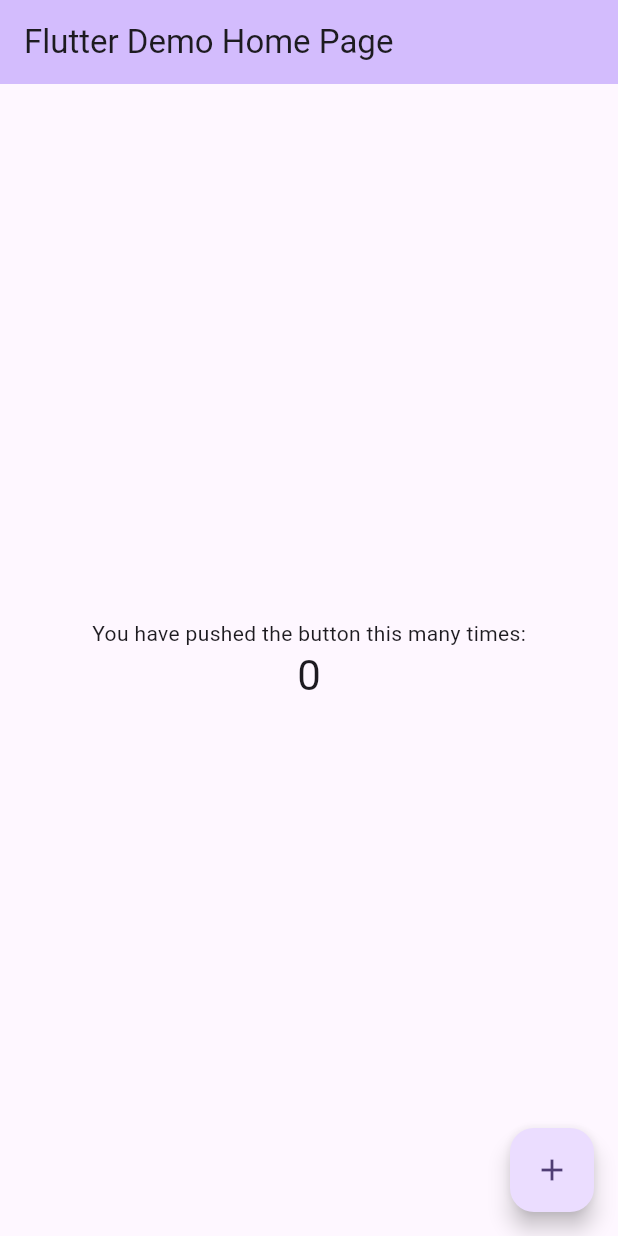
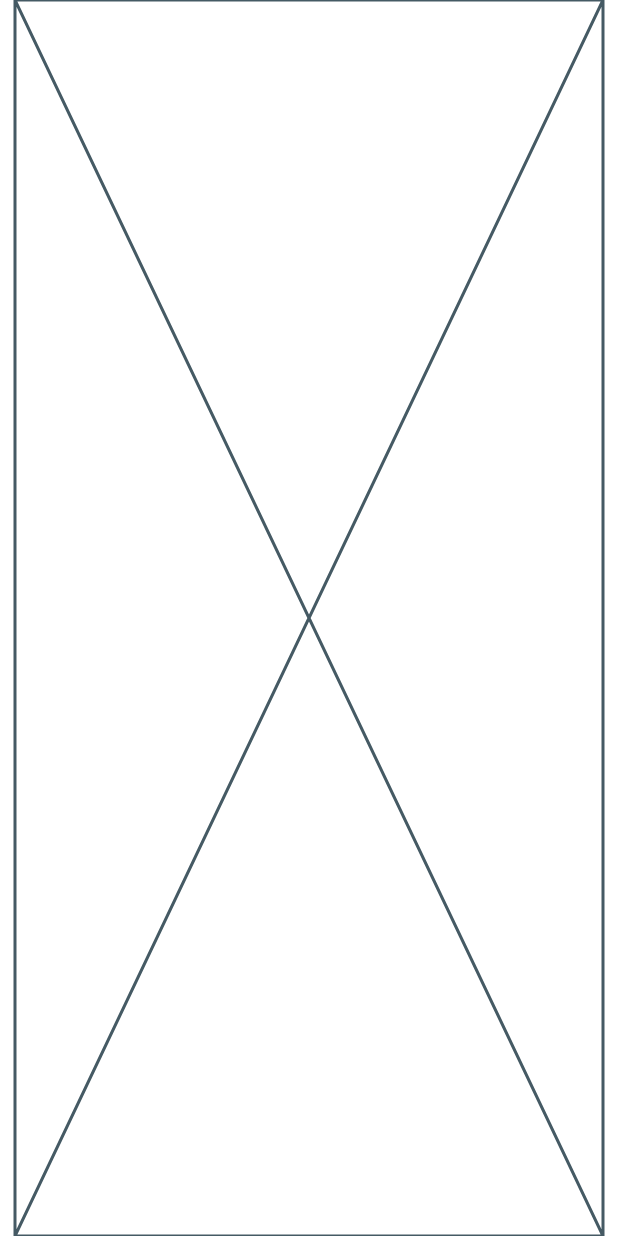
Before and after one commit to timotheekim10/HUFSummer-Hackathon, a Flutter app: the screen it shows after launch, on a phone screen of 412 x 824 dp. Run offline on Flutter 3.47's test engine with Material 2 defaults, Android fonts, the phone set to English and light mode, and no system bars.

Commit message:
기본 세팅

```diff
--- a/lib/main.dart
+++ b/lib/main.dart
@@ -4,122 +4,42 @@ void main() {
   runApp(const MyApp());
 }
 
-class MyApp extends StatelessWidget {
-  const MyApp({super.key});
+class MyApp extends StatefulWidget {
+  const MyApp({Key? key}) : super(key: key);
 
-  // This widget is the root of your application.
+  @override
+  State<MyApp> createState() => _MyAppState();
+}
+
+class _MyAppState extends State<MyApp> {
   @override
   Widget build(BuildContext context) {
     return MaterialApp(
-      title: 'Flutter Demo',
-      theme: ThemeData(
-        // This is the theme of your application.
-        //
-        // TRY THIS: Try running your application with "flutter run". You'll see
-        // the application has a blue toolbar. Then, without quitting the app,
-        // try changing the seedColor in the colorScheme below to Colors.green
-        // and then invoke "hot reload" (save your changes or press the "hot
-        // reload" button in a Flutter-supported IDE, or press "r" if you used
-        // the command line to start the app).
-        //
-        // Notice that the counter didn't reset back to zero; the application
-        // state is not lost during the reload. To reset the state, use hot
-        // restart instead.
-        //
-        // This works for code too, not just values: Most code changes can be
-        // tested with just a hot reload.
-        colorScheme: ColorScheme.fromSeed(seedColor: Colors.deepPurple),
-        useMaterial3: true,
-      ),
-      home: const MyHomePage(title: 'Flutter Demo Home Page'),
+        debugShowCheckedModeBanner: false,
+        theme: ThemeData(),
+        home: Scaffold(
+          backgroundColor: Colors.white60,
+          body: SafeArea(
+            child: Padding(
+              padding: EdgeInsets.symmetric(horizontal: 10.0),
+              child: InputPage(),
+            ),
+          ),
+        )
     );
   }
 }
 
-class MyHomePage extends StatefulWidget {
-  const MyHomePage({super.key, required this.title});
-
-  // This widget is the home page of your application. It is stateful, meaning
-  // that it has a State object (defined below) that contains fields that affect
-  // how it looks.
-
-  // This class is the configuration for the state. It holds the values (in this
-  // case the title) provided by the parent (in this case the App widget) and
-  // used by the build method of the State. Fields in a Widget subclass are
-  // always marked "final".
-
-  final String title;
+class InputPage extends StatefulWidget {
+  const InputPage({Key? key}) : super(key: key);
 
   @override
-  State<MyHomePage> createState() => _MyHomePageState();
+  State<InputPage> createState() => _InputPageState();
 }
 
-class _MyHomePageState extends State<MyHomePage> {
-  int _counter = 0;
-
-  void _incrementCounter() {
-    setState(() {
-      // This call to setState tells the Flutter framework that something has
-      // changed in this State, which causes it to rerun the build method below
-      // so that the display can reflect the updated values. If we changed
-      // _counter without calling setState(), then the build method would not be
-      // called again, and so nothing would appear to happen.
-      _counter++;
-    });
-  }
-
+class _InputPageState extends State<InputPage> {
   @override
   Widget build(BuildContext context) {
-    // This method is rerun every time setState is called, for instance as done
-    // by the _incrementCounter method above.
-    //
-    // The Flutter framework has been optimized to make rerunning build methods
-    // fast, so that you can just rebuild anything that needs updating rather
-    // than having to individually change instances of widgets.
-    return Scaffold(
-      appBar: AppBar(
-        // TRY THIS: Try changing the color here to a specific color (to
-        // Colors.amber, perhaps?) and trigger a hot reload to see the AppBar
-        // change color while the other colors stay the same.
-        backgroundColor: Theme.of(context).colorScheme.inversePrimary,
-        // Here we take the value from the MyHomePage object that was created by
-        // the App.build method, and use it to set our appbar title.
-        title: Text(widget.title),
-      ),
-      body: Center(
-        // Center is a layout widget. It takes a single child and positions it
-        // in the middle of the parent.
-        child: Column(
-          // Column is also a layout widget. It takes a list of children and
-          // arranges them vertically. By default, it sizes itself to fit its
-          // children horizontally, and tries to be as tall as its parent.
-          //
-          // Column has various properties to control how it sizes itself and
-          // how it positions its children. Here we use mainAxisAlignment to
-          // center the children vertically; the main axis here is the vertical
-          // axis because Columns are vertical (the cross axis would be
-          // horizontal).
-          //
-          // TRY THIS: Invoke "debug painting" (choose the "Toggle Debug Paint"
-          // action in the IDE, or press "p" in the console), to see the
-          // wireframe for each widget.
-          mainAxisAlignment: MainAxisAlignment.center,
-          children: <Widget>[
-            const Text(
-              'You have pushed the button this many times:',
-            ),
-            Text(
-              '$_counter',
-              style: Theme.of(context).textTheme.headlineMedium,
-            ),
-          ],
-        ),
-      ),
-      floatingActionButton: FloatingActionButton(
-        onPressed: _incrementCounter,
-        tooltip: 'Increment',
-        child: const Icon(Icons.add),
-      ), // This trailing comma makes auto-formatting nicer for build methods.
-    );
+    return const Placeholder();
   }
 }
```
